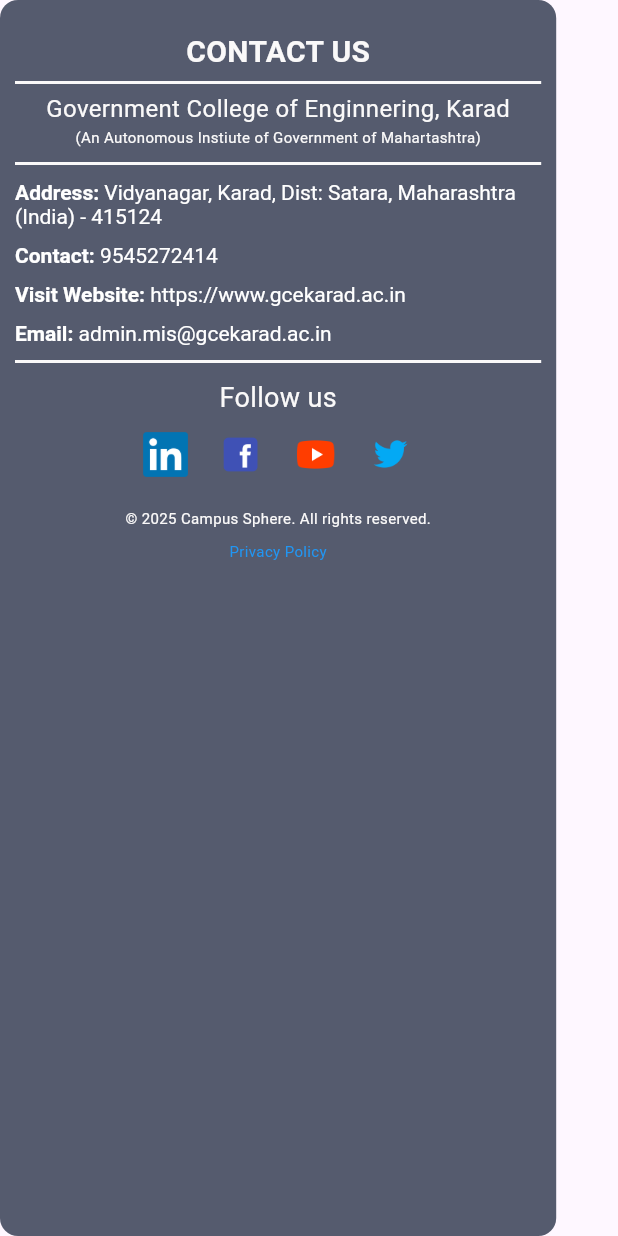
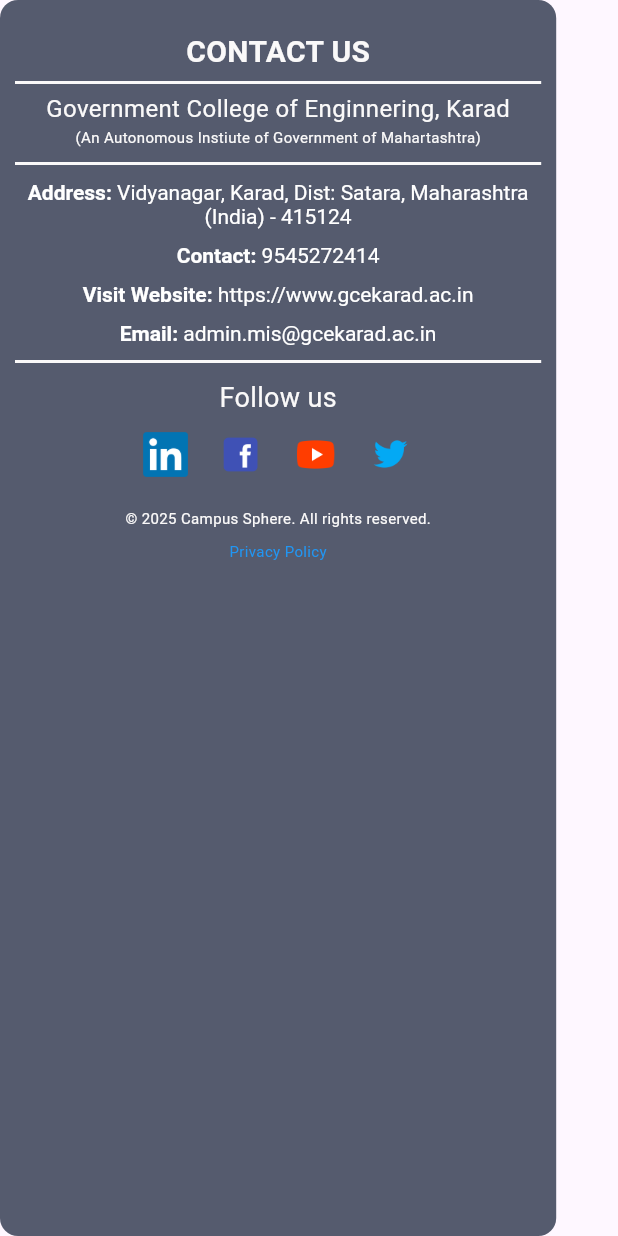
Before and after one commit to nandanmagdum/gcek_smart_campus_2025, a Flutter app: the ContactUsContainer widget shown alone on an empty page, opened directly, on a phone screen of 412 x 824 dp. Run offline on Flutter 3.47's test engine with Material 3 defaults, Android fonts, the phone set to English and light mode, and no system bars; drawn by our look-alikes of flutter_animate; our stand-ins replace cached_network_image, firebase_core, firebase_storage, get, go_router, shared_preferences; accounts and stored records are empty.

Commit message:
updated animation, and contact us widget

```diff
--- a/lib/widgets/contact_us_container.dart
+++ b/lib/widgets/contact_us_container.dart
@@ -76,7 +76,7 @@
                 ],
               ),
               Column(
-                crossAxisAlignment: CrossAxisAlignment.start,
+                crossAxisAlignment: CrossAxisAlignment.center,
                 children: [
                   customRichText(
                     firstText: 'Address',
@@ -220,6 +220,7 @@
   RichText customRichText(
       {required String firstText, required String secondText}) {
     return RichText(
+      textAlign: TextAlign.center,
       text: TextSpan(
         children: [
           TextSpan(
--- a/lib/widgets/title_container.dart
+++ b/lib/widgets/title_container.dart
@@ -14,7 +14,7 @@
       effects: [
         FadeEffect(
           duration: Duration(
-            seconds: 1,
+            milliseconds: 300,
           ),
         ),
         SlideEffect(
--- a/lib/widgets/topic_container.dart
+++ b/lib/widgets/topic_container.dart
@@ -18,7 +18,7 @@
       effects: [
         FadeEffect(
           duration: Duration(
-            seconds: 1,
+            milliseconds: 800,
           ),
         ),
         SlideEffect(
```
Also changed, not shown: lib/widgets/carousel_images.dart (+9 -1 lines).
